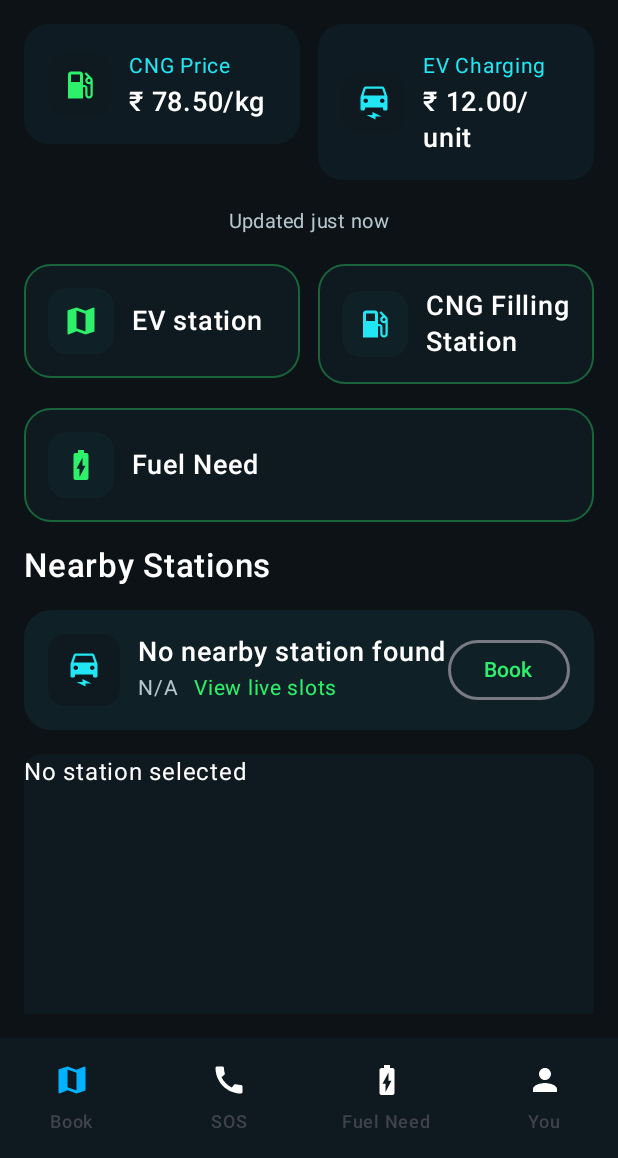
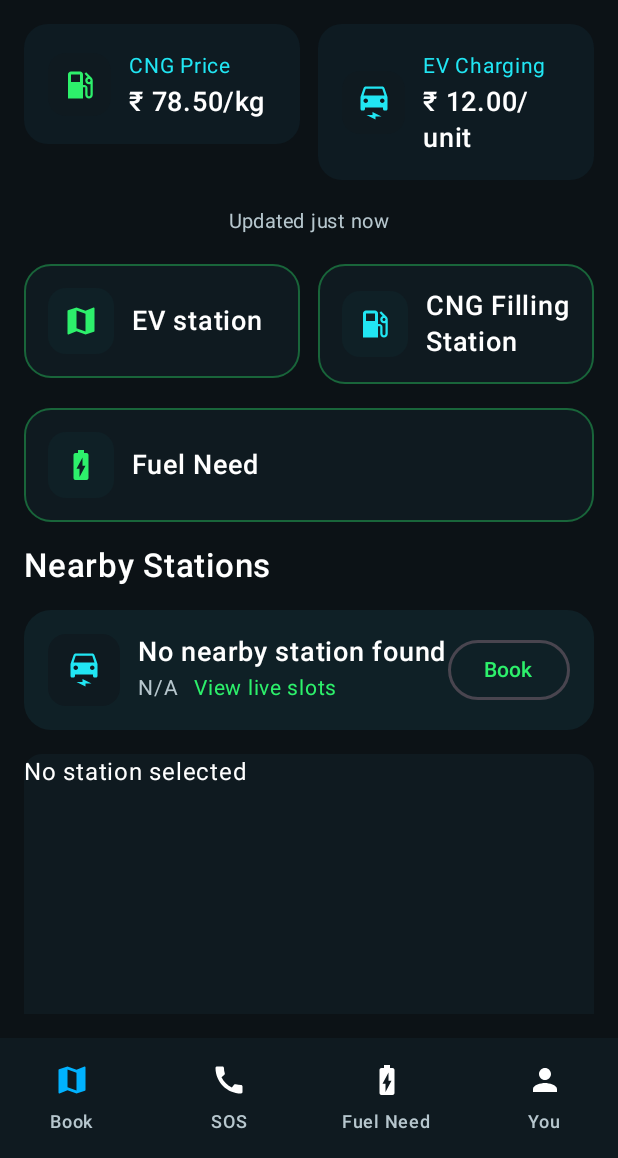
Before and after one commit to ansh-2612/EcoZap, an Android app built with Jetpack Compose: the screen it shows after launch (MainActivity), on a phone screen of 412 x 824 dp, the part 78-1236 px from its top. Run offline under Robolectric (Android 15) with nearby library versions, the phone set to English and light mode, and no system bars.

Commit message:
Use EcoZap colors for account and booking screens and connect USB phones to the local API

```diff
--- a/app/build.gradle.kts
+++ b/app/build.gradle.kts
@@ -26,7 +26,7 @@ android {
     }
 
     buildTypes {
-        debug { buildConfigField("String", "ECOZAP_API_URL", quotedUrl(serverUrl.getOrElse("http://10.0.2.2:8081"))) }
+        debug { buildConfigField("String", "ECOZAP_API_URL", quotedUrl(serverUrl.orElse(providers.gradleProperty("ECOZAP_DEVICE_DEFAULT_URL")).getOrElse("http://10.0.2.2:8081"))) }
         release {
             buildConfigField("String", "ECOZAP_API_URL", quotedUrl(serverUrl.getOrElse("")))
             isMinifyEnabled = false
--- a/app/src/main/java/com/example/ecozap/StationDetailsScreen.kt
+++ b/app/src/main/java/com/example/ecozap/StationDetailsScreen.kt
@@ -68,7 +68,7 @@ fun StationDetailsScreen(navController: NavController, stationId: Int?, api: Eco
         val serverId = live?.id
         if (serverId == null) {
             Text("Directory hours · ${station.slots.joinToString { it.time }}")
-            if (!load.busy) Text("Live booking is unavailable for this station.")
+            if (!load.busy && load.error == null) Text("Online booking is unavailable for this station.")
         } else {
             key(serverId, day, api.session) {
                 ReserveSlot(api, serverId, day, slots, { booking ->
--- a/app/src/main/java/com/example/ecozap/ui/theme/Theme.kt
+++ b/app/src/main/java/com/example/ecozap/ui/theme/Theme.kt
@@ -1,8 +1,7 @@
 package com.example.ecozap.ui.theme
 
-import android.app.Activity
+import androidx.compose.ui.graphics.Color
 import android.os.Build
-import androidx.compose.foundation.isSystemInDarkTheme
 import androidx.compose.material3.MaterialTheme
 import androidx.compose.material3.darkColorScheme
 import androidx.compose.material3.dynamicDarkColorScheme
@@ -12,9 +11,18 @@ import androidx.compose.runtime.Composable
 import androidx.compose.ui.platform.LocalContext
 
 private val DarkColorScheme = darkColorScheme(
-    primary = Purple80,
-    secondary = PurpleGrey80,
-    tertiary = Pink80
+    primary = NeonGreen, onPrimary = Night900,
+    secondary = NeonCyan, onSecondary = Night900,
+    tertiary = NeonBlue, onTertiary = Night900,
+    primaryContainer = CardDark, onPrimaryContainer = NeonGreen,
+    secondaryContainer = CardDark, onSecondaryContainer = NeonCyan,
+    background = Night900, onBackground = Color.White,
+    surface = Night900, onSurface = Color.White,
+    surfaceVariant = CardDark, onSurfaceVariant = TextDim,
+    surfaceContainerLowest = Night900, surfaceContainerLow = Night800,
+    surfaceContainer = CardDark, surfaceContainerHigh = CardDarker,
+    surfaceContainerHighest = Night800, outline = TextDim,
+    error = DangerRed, onError = Night900
 )
 
 private val LightColorScheme = lightColorScheme(
@@ -35,9 +43,9 @@ private val LightColorScheme = lightColorScheme(
 
 @Composable
 fun EcoZapTheme(
-    darkTheme: Boolean = isSystemInDarkTheme(),
+    darkTheme: Boolean = true,
     // Dynamic color is available on Android 12+
-    dynamicColor: Boolean = true,
+    dynamicColor: Boolean = false,
     content: @Composable () -> Unit
 ) {
     val colorScheme = when {
```
Also changed, not shown: app/src/main/java/com/example/ecozap/booking/EcoZapApi.kt (+8 -1 lines), 1 other file.
